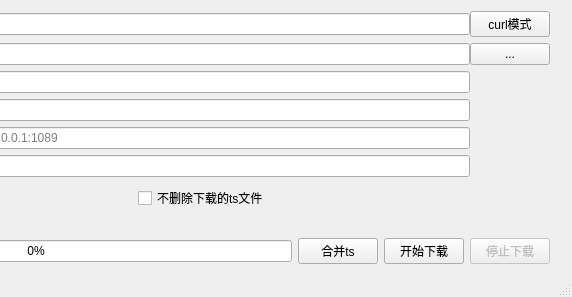
Qt form m3u8d-qt/mainwindow.ui (orestonce/m3u8d) before a commit; both pictures show x 285 to 857 and y 0 to 297 of the 857 by 297 pixel window.
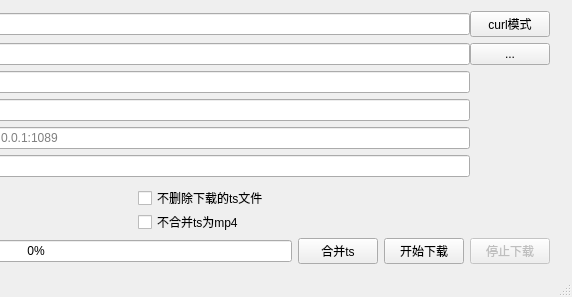
The same form after that commit.

Commit message: 支持选项 "不合并ts为mp4"

Patch:
```diff
--- a/m3u8d-qt/mainwindow.ui
+++ b/m3u8d-qt/mainwindow.ui
@@ -187,6 +187,13 @@
             </property>
            </widget>
           </item>
+          <item row="1" column="1">
+           <widget class="QCheckBox" name="checkBox_SkipMergeTs">
+            <property name="text">
+             <string>不合并ts为mp4</string>
+            </property>
+           </widget>
+          </item>
          </layout>
         </item>
         <item>
```
The commit also changes 6 other files.
